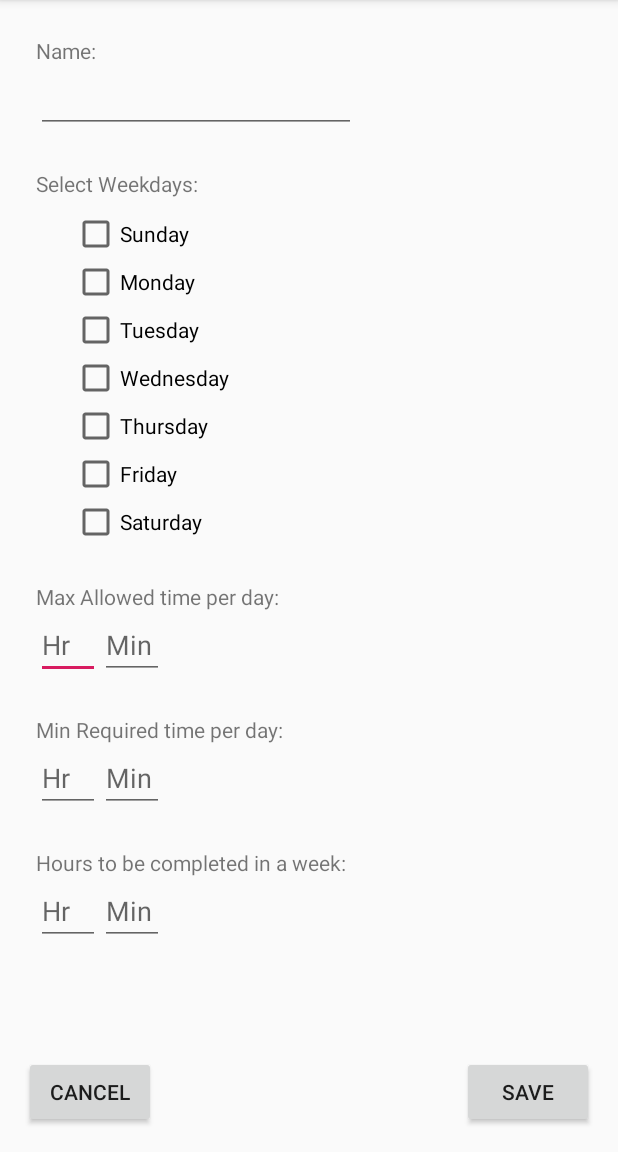
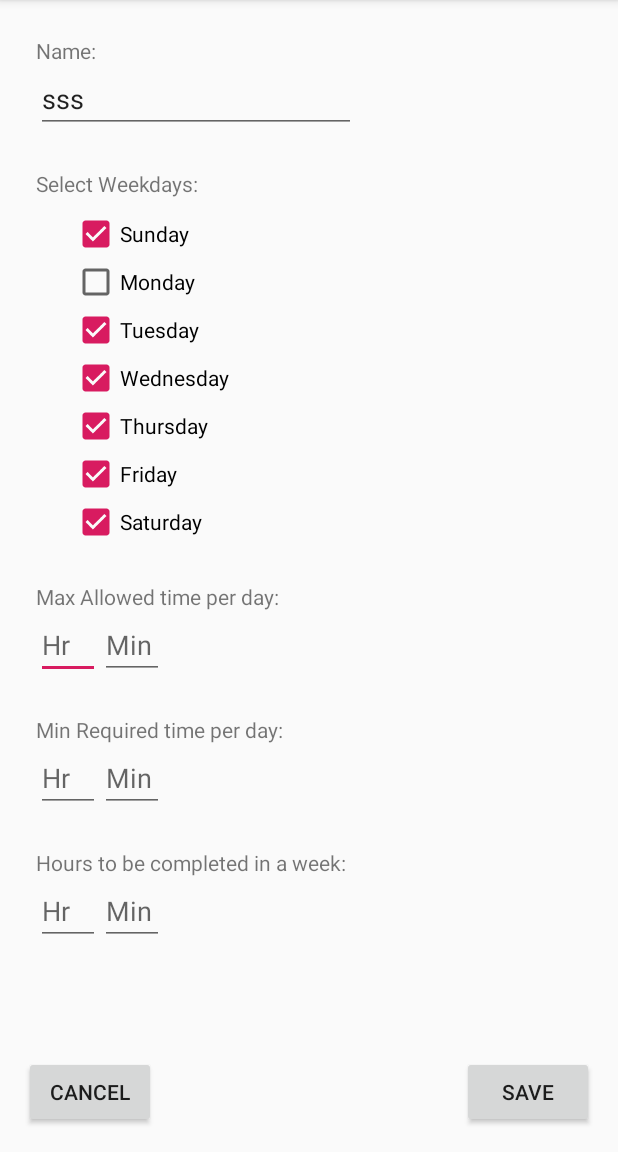
Before and after one commit to vjack33/Time-Runner, an Android app: the screen it shows after launch (ConfigActivity), after a tap on "SETTING", on a phone screen of 412 x 824 dp, the part 84-1236 px from its top. Run offline under Robolectric (Android 15) with nearby library versions, the phone set to English and light mode, and no system bars.

Commit message:
Prefs added to new class access from any class now

```diff
--- a/app/src/main/AndroidManifest.xml
+++ b/app/src/main/AndroidManifest.xml
@@ -8,7 +8,8 @@
         android:label="@string/app_name"
         android:roundIcon="@mipmap/ic_launcher_round"
         android:supportsRtl="true"
-        android:theme="@style/AppTheme">
+        android:theme="@style/AppTheme"
+        android:name=".App">
         <activity android:name=".MainActivity">
             <intent-filter>
                 <action android:name="android.intent.action.MAIN" />
--- /dev/null
+++ b/app/src/main/java/com/example/myapplication/App.kt
@@ -0,0 +1,18 @@
+package com.example.myapplication
+
+import android.app.Application
+
+val prefs: Prefs by lazy {
+    App.prefs!!
+}
+
+class App : Application() {
+    companion object{
+        var prefs : Prefs? = null
+    }
+
+    override fun onCreate() {
+        prefs = Prefs(applicationContext)
+        super.onCreate()
+    }
+}
--- a/app/src/main/java/com/example/myapplication/ConfigActivity.kt
+++ b/app/src/main/java/com/example/myapplication/ConfigActivity.kt
@@ -4,12 +4,11 @@ import android.content.Context
 import android.content.Intent
 import android.content.SharedPreferences
 import android.os.Bundle
-import android.preference.PreferenceFragment
-import android.telephony.mbms.MbmsErrors
+import android.util.Log
 import android.widget.Toast
 import androidx.appcompat.app.AppCompatActivity
+import androidx.preference.PreferenceManager
 import kotlinx.android.synthetic.main.activity_config.*
-import java.io.File
 
 
 class ConfigActivity : AppCompatActivity() {
@@ -18,26 +17,46 @@ class ConfigActivity : AppCompatActivity() {
         super.onCreate(savedInstanceState)
         setContentView(R.layout.activity_config)
 
-        val sharedPreferences = getSharedPreferences("SP_INFO", Context.MODE_PRIVATE)            //Initialization of SharedPreferences for storing settings
 
+        /*var test = prefs
+        prefs.number = 3
+        Toast.makeText(this, test.toString(), Toast.LENGTH_SHORT).show()*/
+
+        //val sharedPreferences = getSharedPreferences("SP_INFO", Context.MODE_PRIVATE)            //Initialization of SharedPreferences for storing settings
         // If Settings is NULL : When settings opened for first time
-        if(sharedPreferences.getString("NAME","") != null){
 
-            editTextConfigName.setText(sharedPreferences.getString("NAME",""))
+        editTextConfigName.setText(prefs.prefsName)
+        checkBoxSunday.isChecked = prefs.prefsSunday
+        checkBoxMonday.isChecked = prefs.prefsMonday
+        checkBoxTuesday.isChecked = prefs.prefsTuesday
+        checkBoxWednesday.isChecked = prefs.prefsWednesday
+        checkBoxThursday.isChecked = prefs.prefsThursday
+        checkBoxFriday.isChecked = prefs.prefsFriday
+        checkBoxSaturday.isChecked = prefs.prefsSaturday
+
+        editTextMaxHours.setText(prefs.prefsMaxHours)
+        editTextMaxMinutes.setText(prefs.prefsMaxMinutes)
+        editTextMinHours.setText(prefs.prefsMinHours)
+        editTextMinMinutes.setText(prefs.prefsMinMinutes)
+        editTextWeekHours.setText(prefs.prefsWeekHours)
+        editTextWeekMinutes.setText(prefs.prefsWeekMinutes)
+
+            /*editTextConfigName.setText(sharedPreferences.getString("NAME",""))
             checkBoxSunday.isChecked = sharedPreferences.getBoolean("SUNDAY",false)
             checkBoxMonday.isChecked = sharedPreferences.getBoolean("MONDAY", false)
             checkBoxTuesday.isChecked = sharedPreferences.getBoolean("TUESDAY",false)
             checkBoxWednesday.isChecked = sharedPreferences.getBoolean("WEDNESDAY",false)
             checkBoxThursday.isChecked = sharedPreferences.getBoolean("THURSDAY",false)
             checkBoxFriday.isChecked = sharedPreferences.getBoolean("FRIDAY",false)
-            checkBoxSunday.isChecked = sharedPreferences.getBoolean("SATURDAY", false)
+            checkBoxSaturday.isChecked = sharedPreferences.getBoolean("SATURDAY", false)
+
             editTextMaxHours.setText(sharedPreferences.getString("MAXHOURS",""))
             editTextMaxMinutes.setText(sharedPreferences.getString("MAXMINUTES", ""))
             editTextMinHours.setText(sharedPreferences.getString("MINHOURS",""))
             editTextMinMinutes.setText(sharedPreferences.getString("MINMINUTES",""))
             editTextWeekHours.setText(sharedPreferences.getString("WEEKHOURS",""))
-            editTextWeekMinutes.setText(sharedPreferences.getString("WEEKMINUTES",""))
-        }
+            editTextWeekMinutes.setText(sharedPreferences.getString("WEEKMINUTES",""))*/
+
 
         // Action to do on pressing the Save Button on Configuration screen
         buttonConfigSave.setOnClickListener {
@@ -57,7 +76,23 @@ class ConfigActivity : AppCompatActivity() {
             val settingWeekHours = editTextWeekHours.text.toString()
             val settingWeekMinutes = editTextWeekMinutes.text.toString()
 
-            val editor = sharedPreferences.edit()
+            prefs.prefsName = settingName
+            prefs.prefsSunday = settingSunday
+            prefs.prefsMonday = settingMonday
+            prefs.prefsTuesday = settingTuesday
+            prefs.prefsWednesday = settingWednesday
+            prefs.prefsThursday = settingThursday
+            prefs.prefsFriday = settingFriday
+            prefs.prefsSaturday = settingSaturday
+
+            prefs.prefsMaxHours = settingMaxHours
+            prefs.prefsMaxMinutes = settingMaxMinutes
+            prefs.prefsMinHours = settingMinHours
+            prefs.prefsMinMinutes = settingMinMinutes
+            prefs.prefsWeekHours = settingWeekHours
+            prefs.prefsWeekMinutes = settingWeekMinutes
+
+       /*     val editor = sharedPreferences.edit()
             editor.putString("NAME",settingName)
             editor.putBoolean("SUNDAY", settingSunday)
             editor.putBoolean("MONDAY", settingMonday)
@@ -72,7 +107,7 @@ class ConfigActivity : AppCompatActivity() {
             editor.putString("MINMINUTES", settingMinMinutes)
             editor.putString("WEEKHOURS", settingWeekHours)
             editor.putString("WEEKMINUTES", settingWeekMinutes)
-            editor.apply()
+            editor.apply()*/
 
             //Start Main activity after saving the Configs
             val intent = Intent(this, MainActivity::class.java)
--- a/app/src/main/java/com/example/myapplication/MainActivity.kt
+++ b/app/src/main/java/com/example/myapplication/MainActivity.kt
@@ -2,24 +2,34 @@ package com.example.myapplication
 
 import android.app.TimePickerDialog
 import android.content.Intent
+import android.content.SharedPreferences
 import android.os.Bundle
+import android.util.Log
 import android.widget.Button
 import android.widget.TextView
 import android.widget.Toast
 import androidx.appcompat.app.AppCompatActivity
+import androidx.preference.PreferenceManager
 import kotlinx.android.synthetic.main.activity_main.*
-import java.lang.Exception
 import java.text.SimpleDateFormat
 import java.time.LocalDate
 import java.time.LocalTime
 import java.time.temporal.ChronoUnit
 import java.util.*
 
+
 class MainActivity : AppCompatActivity() {
 
     override fun onCreate(savedInstanceState: Bundle?) {
         super.onCreate(savedInstanceState)
         setContentView(R.layout.activity_main)
+
+        val sharedPreferences: SharedPreferences = PreferenceManager.getDefaultSharedPreferences(applicationContext)
+        sharedPreferences?.all?.forEach {
+            //access key using it.key & value using it.value
+            Log.d("Preferences values",it.key + ": " + it.value)
+        }
+
 /*
         Initialization of every TextView and Buttons
 */
--- /dev/null
+++ b/app/src/main/java/com/example/myapplication/Prefs.kt
@@ -0,0 +1,85 @@
+package com.example.myapplication
+
+import android.content.Context
+
+class Prefs(context: Context) {
+    private val prefsFileName = context.packageName
+    private val numberID = "number"
+    private val pName = "NAME"
+    private val pSunday = "SUNDAY"
+    private val pMonday = "MONDAY"
+    private val pTuesday = "TUESDAY"
+    private val pWednesday = "WEDNESDAY"
+    private val pThursday = "THURSDAY"
+    private val pFriday = "FRIDAY"
+    private val pSaturday = "SATURDAY"
+    private val pMaxHours = "MAXHOURS"
+    private val pMaxMinutes= "MAXMINUTES"
+    private val pMinHours = "MINHOURS"
+    private val pMinMinutes = "MINMINUTES"
+    private val pWeekHours = "WEEKHOURS"
+    private val pWeekMinutes = "WEEKMINUTES"
+
+    private val prefs = context.getSharedPreferences(prefsFileName,0)
+
+    var number: Int
+        get() = prefs.getInt(numberID,0)
+        set(value) = prefs.edit().putInt(numberID,value).apply()
+
+    var prefsName : String?
+        get() = prefs.getString("NAME","sss")
+        set(value) = prefs.edit().putString(pName,value).apply()
+
+    var prefsMonday : Boolean
+        get() = prefs.getBoolean("MONDAY",false)
+        set(value) = prefs.edit().putBoolean(pMonday,value).apply()
+
+    var prefsTuesday : Boolean
+        get() = prefs.getBoolean("TUESDAY",true)
+        set(value) = prefs.edit().putBoolean(pTuesday,value).apply()
+
+    var prefsWednesday : Boolean
+        get() = prefs.getBoolean("WEDNESDAY",true)
+        set(value) = prefs.edit().putBoolean(pWednesday,value).apply()
+
+    var prefsThursday : Boolean
+        get() = prefs.getBoolean("THURSDAY",true)
+        set(value) = prefs.edit().putBoolean(pThursday,value).apply()
+
+    var prefsFriday : Boolean
+        get() = prefs.getBoolean("FRIDAY",true)
+        set(value) = prefs.edit().putBoolean(pFriday,value).apply()
+
+    var prefsSaturday : Boolean
+        get() = prefs.getBoolean("SATURDAY",true)
+        set(value) = prefs.edit().putBoolean(pSaturday,value).apply()
+
+    var prefsSunday : Boolean
+        get() = prefs.getBoolean("SUNDAY",true)
+        set(value) = prefs.edit().putBoolean(pSunday,value).apply()
+
+    var prefsMaxHours : String?
+        get() = prefs.getString("MAXHOURS","")
+        set(value) = prefs.edit().putString(pMaxHours,value).apply()
+
+    var prefsMaxMinutes : String?
+        get() = prefs.getString("MAXMINUTES","")
+        set(value) = prefs.edit().putString(pMaxMinutes,value).apply()
+
+    var prefsMinHours : String?
+        get() = prefs.getString("MINHOURS","")
+        set(value) = prefs.edit().putString(pMinHours,value).apply()
+
+    var prefsMinMinutes : String?
+        get() = prefs.getString("MINMINUTES","")
+        set(value) = prefs.edit().putString(pMinMinutes,value).apply()
+
+    var prefsWeekHours : String?
+        get() = prefs.getString("WEEKHOURS","")
+        set(value) = prefs.edit().putString(pWeekHours,value).apply()
+
+    var prefsWeekMinutes : String?
+        get() = prefs.getString("WEEKMINUTES","")
+        set(value) = prefs.edit().putString(pWeekMinutes,value).apply()
+
+}
```
